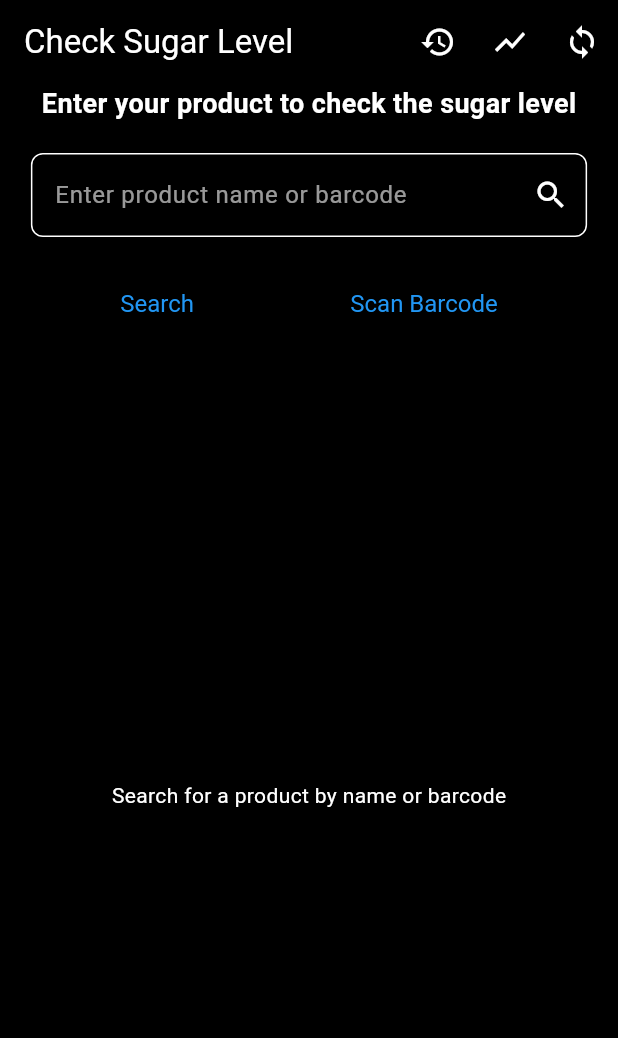
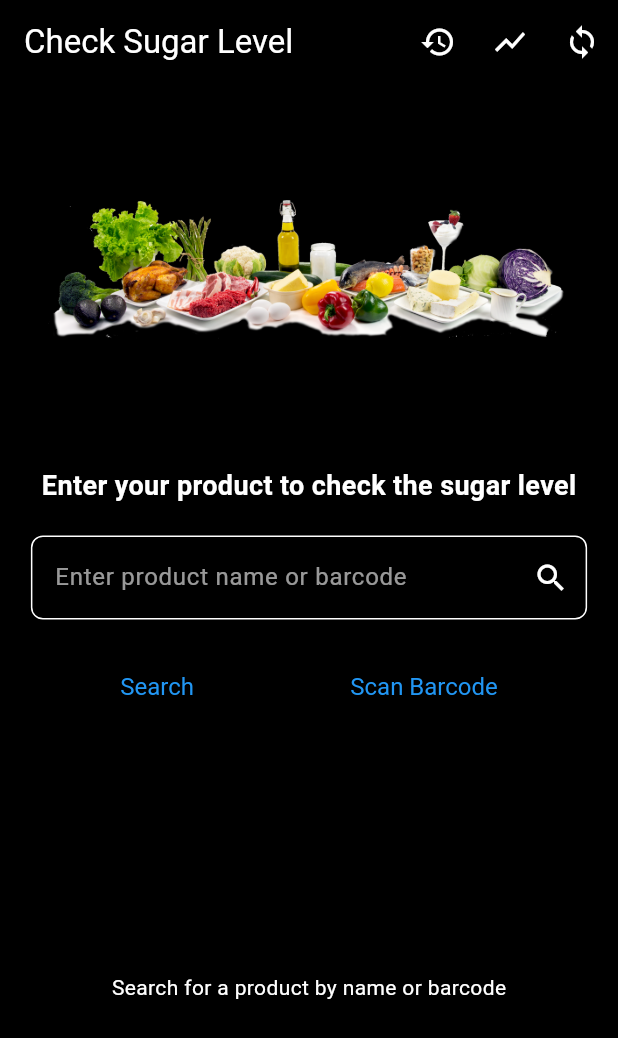
Before and after one commit to Rukyboy/SugarSync, a Flutter app: the SearchScreen screen opened directly, on a phone screen of 412 x 824 dp. Shown: the top 1038 px of the screen. Run offline on Flutter 3.47's test engine with Material 3 defaults, Android fonts, the light colour scheme and no system bars; our stand-ins replace cloud_firestore, firebase_auth, firebase_core, fl_chart, google_sign_in; missing offline and left inert: barcode_scan2; accounts and stored records are empty; Roboto replaces fonts that are missing (Quicksand).

```diff
--- a/lib/search_screen.dart
+++ b/lib/search_screen.dart
@@ -442,6 +442,15 @@ class _SearchScreenState extends State<SearchScreen> {
             padding: const EdgeInsets.symmetric(horizontal: 16.0),
             child: Column(
               children: <Widget>[
+                // New Image Widget
+                Image.asset(
+                  'assets/search.png',
+                  height: 250, // Adjust height as needed
+                  width: 350, // Adjust width as needed
+                  fit: BoxFit.contain,
+                ),
+                SizedBox(height: 5), // Small spacing between image and search bar
+
                 Text(
                   'Enter your product to check the sugar level',
                   style: TextStyle(fontSize: 18, fontWeight: FontWeight.bold),
```
Also changed, not shown: assets/food.jpeg, 4 other files.
